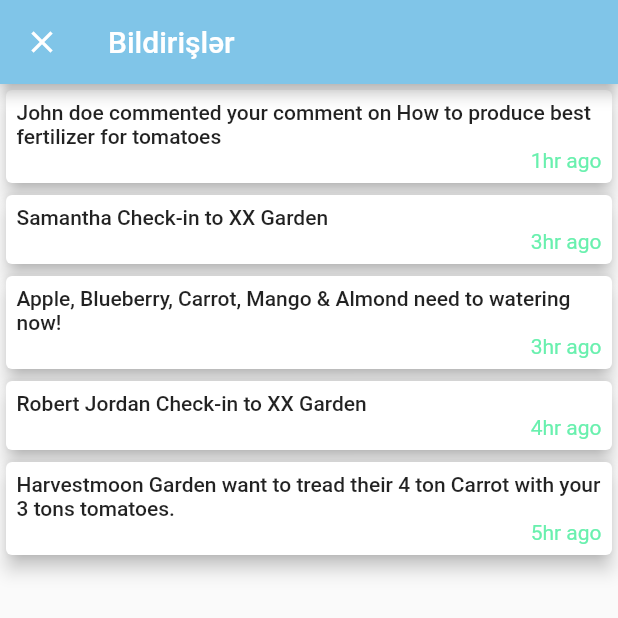
After one commit to notTural/AgriFlow, a Flutter app: the NotificationScreen screen opened by its route, on a phone screen of 412 x 824 dp, the top half of it. The commit adds this screen. Run offline on Flutter 3.47's test engine with Material 2 defaults, Android fonts, the phone set to English and light mode, and no system bars; our stand-ins replace material_design_icons_flutter.

Commit message:
Chaki's second Commit

```diff
--- /dev/null
+++ b/lib/Screens/notification_screen.dart
@@ -0,0 +1,47 @@
+import 'package:flutter/material.dart';
+import 'package:agri_flow/Widgets/listView.dart';
+
+class NotificationScreen extends StatefulWidget {
+  final routeName = "NotificationScreen";
+  @override
+  _NotificationScreenState createState() => _NotificationScreenState();
+}
+
+class _NotificationScreenState extends State<NotificationScreen> {
+  final titles = [
+    'John doe commented your comment on How to produce best fertilizer for tomatoes',
+    'Samantha Check-in to XX Garden',
+    'Apple, Blueberry, Carrot, Mango & Almond need to watering now!',
+    'Robert Jordan Check-in to XX Garden',
+    'Harvestmoon Garden want to tread their 4 ton Carrot with your 3 tons tomatoes.'
+  ];
+  final hours = ['1hr ago', '3hr ago', '3hr ago', '4hr ago', '5hr ago'];
+  @override
+  Widget build(BuildContext context) {
+    return Scaffold(
+      appBar: AppBar(
+        title: const Text(
+          'Bildirişlər',
+          style: TextStyle(color: Colors.white),
+        ),
+        leading: IconButton(
+          onPressed: () {
+            Navigator.pop(context);
+          },
+          icon: Icon(
+            Icons.close,
+            color: Colors.white,
+          ),
+        ),
+        actions: <Widget>[],
+      ),
+      body: Container(
+        child: ListView.builder(
+          itemBuilder: (_, int index) =>
+              Notifications(this.titles[index], this.hours[index]),
+          itemCount: this.titles.length,
+        ),
+      ),
+    );
+  }
+}
--- a/lib/Screens/sign_up_screen.dart
+++ b/lib/Screens/sign_up_screen.dart
@@ -67,7 +67,6 @@ class _SignUpScreenState extends State<SignUpScreen> {
                   height: 50,
                   child: TextField(
                     maxLines: 1,
-                    obscuringCharacter: "*",
                     obscureText: _passwordVisible,
                     decoration: InputDecoration(
                       contentPadding: EdgeInsets.symmetric(horizontal: 20),
--- /dev/null
+++ b/lib/Widgets/listView.dart
@@ -0,0 +1,33 @@
+import 'package:flutter/material.dart';
+
+class Notifications extends StatelessWidget {
+  final String text;
+  final String time;
+  Notifications(this.text, this.time);
+  @override
+  Widget build(BuildContext context) {
+    return Container(
+        child: Card(
+      elevation: 5,
+      child: Padding(
+        padding: EdgeInsets.all(7),
+        child: Column(
+          children: <Widget>[
+            Container(
+                alignment: Alignment.centerLeft,
+                child: Text(
+                  text,
+                  style: TextStyle(fontWeight: FontWeight.w500),
+                )),
+            Container(
+                alignment: Alignment.bottomRight,
+                child: Text(
+                  time,
+                  style: TextStyle(color: Colors.greenAccent),
+                ))
+          ],
+        ),
+      ),
+    ));
+  }
+}
--- a/lib/main.dart
+++ b/lib/main.dart
@@ -1,7 +1,9 @@
+import 'package:agri_flow/Screens/notification_screen.dart';
 import 'package:flutter/material.dart';
 import './Screens/intro_screen.dart';
 import './Screens/login_screen.dart';
 import './Screens/sign_up_screen.dart';
+import './Screens/report_screen.dart';
 
 void main() {
   runApp(MyApp());
@@ -23,6 +25,8 @@ class MyApp extends StatelessWidget {
       routes: {
         SignUpScreen().routeName: (ctx) => SignUpScreen(),
         LoginScreen().routeName: (ctx) => LoginScreen(),
+        NotificationScreen().routeName: (ctx) => NotificationScreen(),
+        ReportScreen().routeName: (ctx) => ReportScreen()
       },
     );
   }
--- a/pubspec.yaml
+++ b/pubspec.yaml
@@ -23,6 +23,7 @@ environment:
 dependencies:
   flutter:
     sdk: flutter
+  material_design_icons_flutter: 4.0.5345
 
 
   # The following adds the Cupertino Icons font to your application.
```
Also changed, not shown: lib/Screens/login_screen.dart (+13 -7 lines), lib/Screens/report_screen.dart (added, +67 -0 lines), lib/Widgets/drawer.dart (added, +118 -0 lines), Assets/Images/avatar.jpg (added), pubspec.lock.
